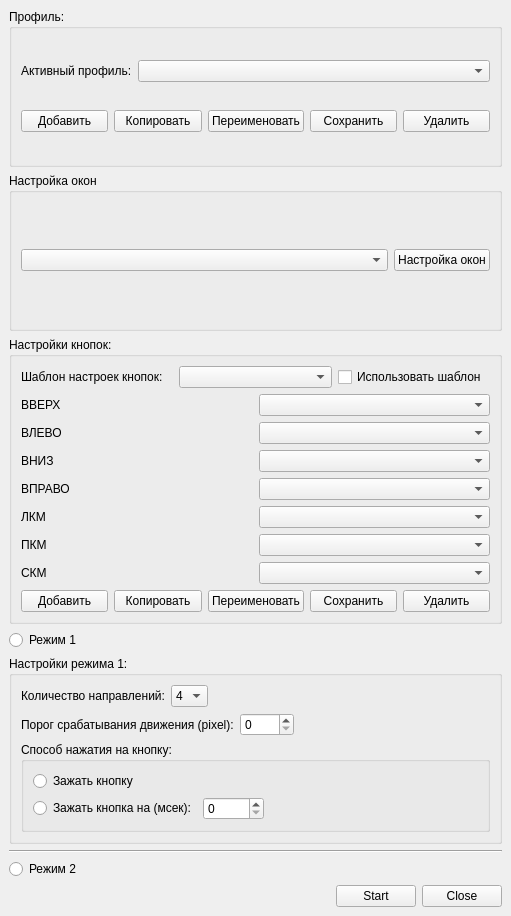
Before: the Qt Designer form src/UI/MainWindow.ui in Da4HuK/HeadGamer, drawn with Qt 5.
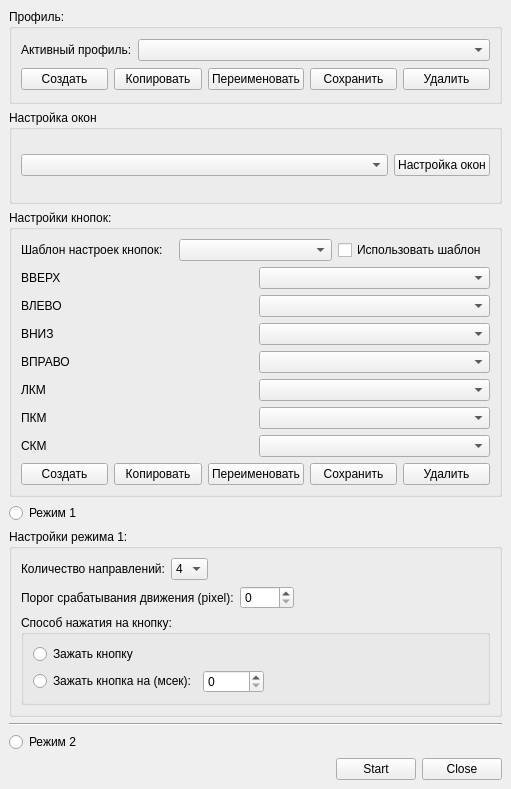
After: the same form once the commit is applied.

The edit to the form file:
```diff
--- a/src/UI/MainWindow.ui
+++ b/src/UI/MainWindow.ui
@@ -7,7 +7,7 @@
     <x>0</x>
     <y>0</y>
     <width>511</width>
-    <height>916</height>
+    <height>789</height>
    </rect>
   </property>
   <property name="sizePolicy">
@@ -53,7 +53,7 @@
          <item>
           <widget class="QPushButton" name="pushButtonAddProfile">
            <property name="text">
-            <string>Добавить</string>
+            <string>Создать</string>
            </property>
           </widget>
          </item>
@@ -228,7 +228,7 @@
          <item>
           <widget class="QPushButton" name="pushButtonAddButtonsPreset">
            <property name="text">
-            <string>Добавить</string>
+            <string>Создать</string>
            </property>
           </widget>
          </item>
```
Left out of the diff: 122 changed lines with no effect on the pictures.
